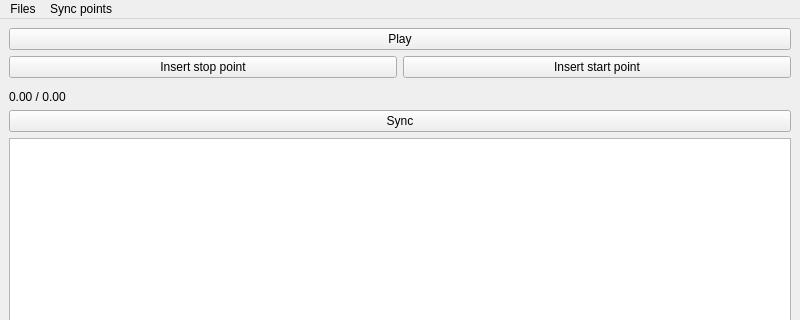
Onetchou/Neola, file mainwindow.ui: the form before one commit; both pictures show x 0 to 800 and y 0 to 320 of the 800 by 480 pixel window.
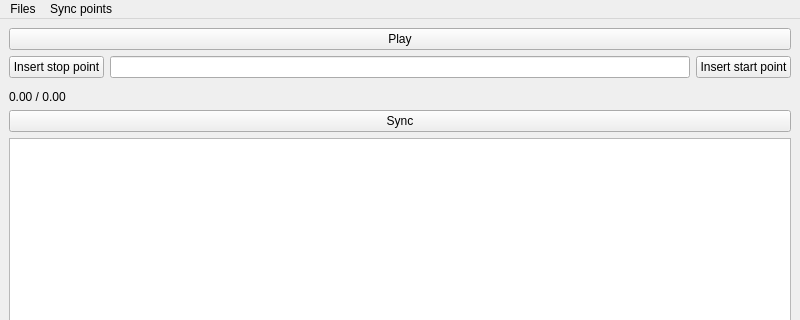
The form after the commit.

```diff
--- a/mainwindow.ui
+++ b/mainwindow.ui
@@ -28,6 +28,9 @@
         </property>
        </widget>
       </item>
+      <item>
+       <widget class="QLineEdit" name="nameEdit"/>
+      </item>
       <item>
        <widget class="QPushButton" name="insertStartPointButton">
         <property name="text">
```
